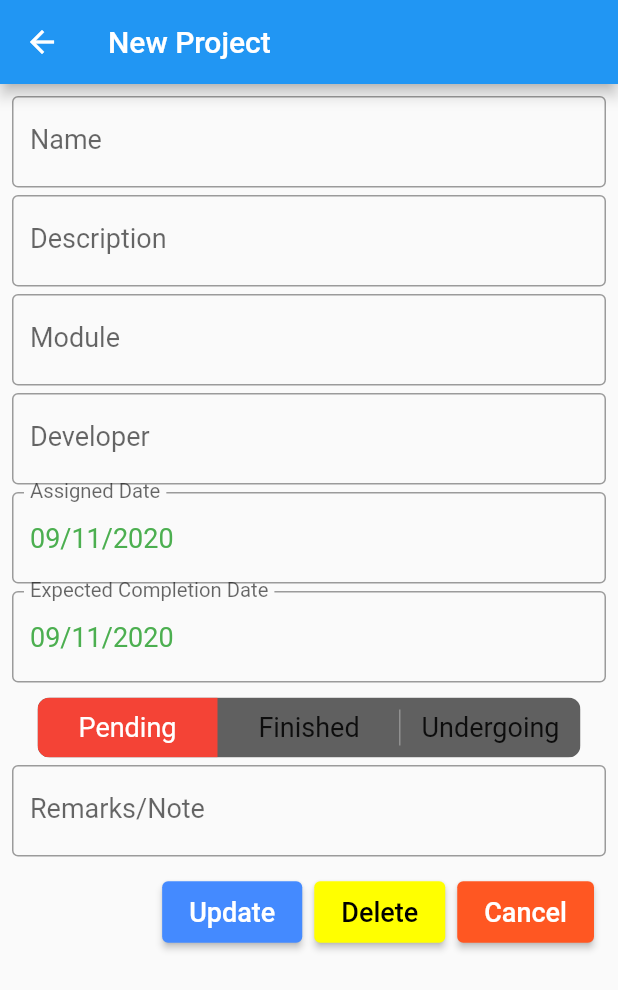
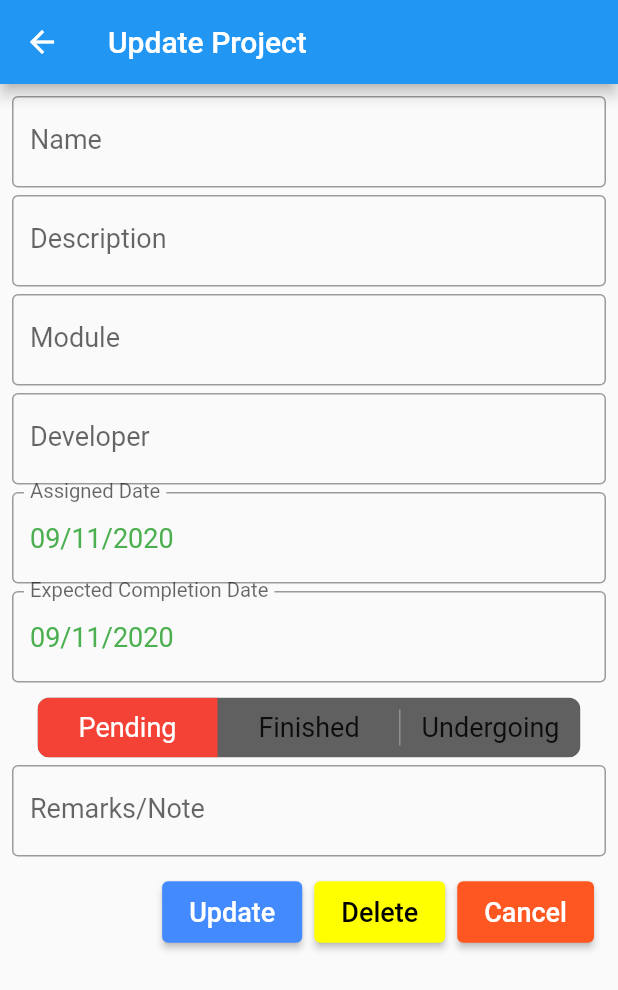
Before and after one commit to devmnj/project_planner, a Flutter app: the UpdateProject screen opened directly with empty values, on a phone screen of 412 x 824 dp. Shown: the top 990 px of the screen. Run offline on Flutter 3.47's test engine with Material 2 defaults, Android fonts, the phone set to English and light mode, and no system bars; drawn by our look-alikes of toggle_switch; our stand-ins replace cool_alert, curved_navigation_bar, date_format, hive, hive_flutter; missing offline and left inert: folding_cell, mongo_dart, pattern_formatter; accounts and stored records are empty; generated files the repository leaves out were written again.

```diff
--- a/lib/new_project.dart
+++ b/lib/new_project.dart
@@ -424,7 +424,7 @@ class _UpdateProjectState extends State<UpdateProject> {
         key: _globalKey,
         bottomNavigationBar: BottomAppBar(),
         appBar: AppBar(
-          title: Text('New Project'),
+          title: Text('Update Project'),
         ),
         body: Padding(
           padding: const EdgeInsets.all(8.0),
```
Also changed, not shown: lib/main.dart (+12 -0 lines), lib/master_widgets.dart (line endings or trailing spaces), 1 other file.
